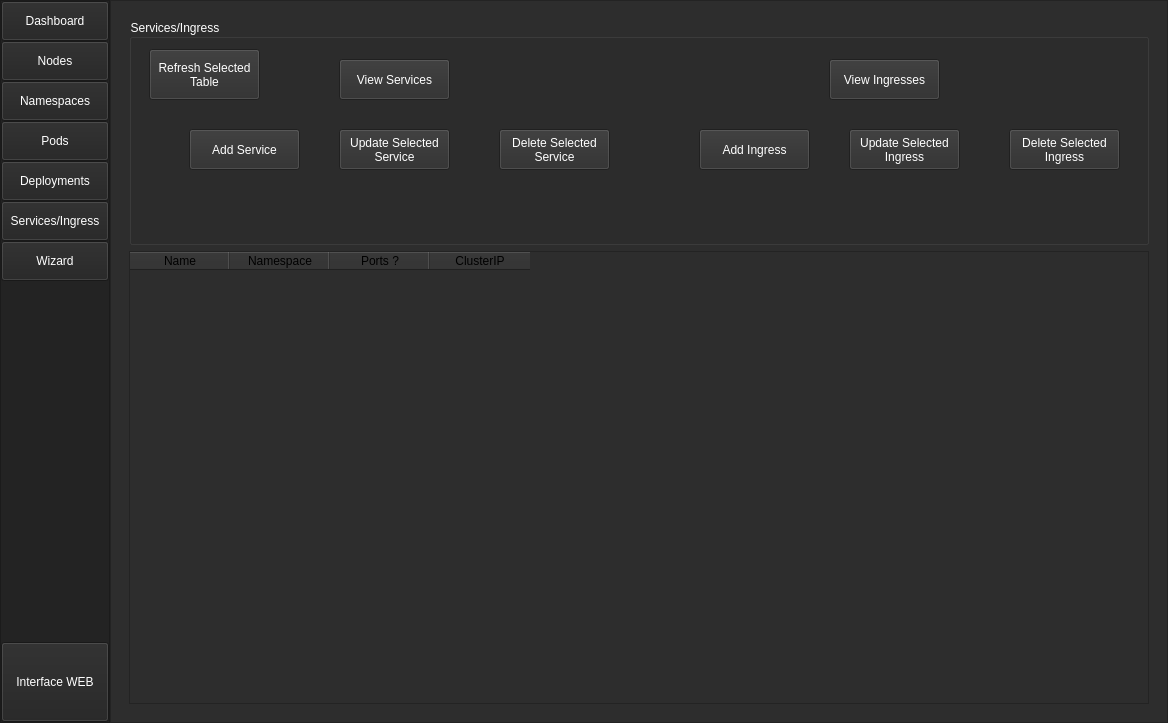
Before: the Qt Designer form UI/ui_main.ui in monico18/LTI2-Kubernetes-Controller, drawn with Qt 5.
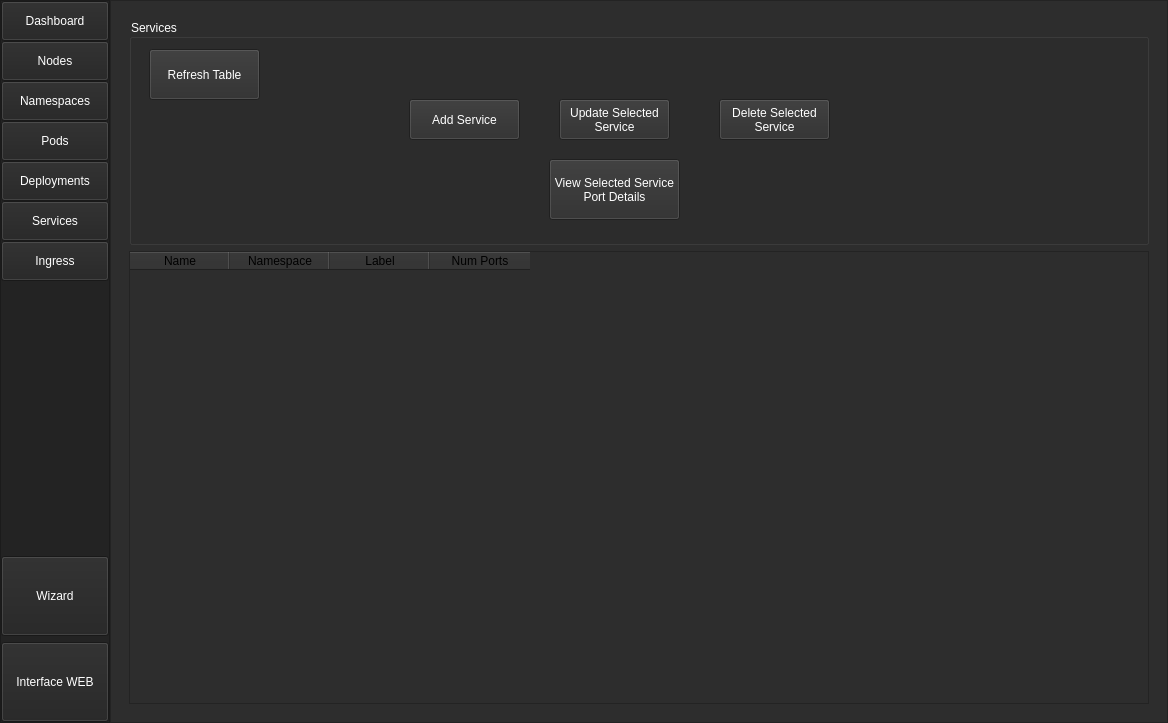
After: the same form once the commit is applied. The open tabs and pages were chosen to show the change.

What changed in the file:
```diff
--- a/UI/ui_main.ui
+++ b/UI/ui_main.ui
@@ -1132,7 +1132,7 @@
                 <string notr="true"/>
                </property>
                <property name="text">
-                <string>Services/Ingress</string>
+                <string>Services</string>
                </property>
               </widget>
              </item>
@@ -1266,13 +1266,198 @@
                 <string notr="true"/>
                </property>
                <property name="text">
-                <string>Wizard</string>
+                <string>Ingress</string>
                </property>
               </widget>
              </item>
             </layout>
            </widget>
           </item>
+          <item>
+           <widget class="QPushButton" name="pushButton">
+            <property name="minimumSize">
+             <size>
+              <width>0</width>
+              <height>80</height>
+             </size>
+            </property>
+            <property name="palette">
+             <palette>
+              <active>
+               <colorrole role="WindowText">
+                <brush brushstyle="SolidPattern">
+                 <color alpha="255">
+                  <red>255</red>
+                  <green>255</green>
+                  <blue>255</blue>
+                 </color>
+                </brush>
+               </colorrole>
+               <colorrole role="Button">
+                <brush brushstyle="SolidPattern">
+                 <color alpha="255">
+                  <red>35</red>
+                  <green>35</green>
+                  <blue>35</blue>
+                 </color>
+                </brush>
+               </colorrole>
+               <colorrole role="Text">
+                <brush brushstyle="SolidPattern">
+                 <color alpha="255">
+                  <red>255</red>
+                  <green>255</green>
+                  <blue>255</blue>
+                 </color>
+                </brush>
+               </colorrole>
+               <colorrole role="ButtonText">
+                <brush brushstyle="SolidPattern">
+                 <color alpha="255">
+                  <red>255</red>
+                  <green>255</green>
+                  <blue>255</blue>
+                 </color>
+                </brush>
+               </colorrole>
+               <colorrole role="Base">
+                <brush brushstyle="SolidPattern">
+                 <color alpha="255">
+                  <red>35</red>
+                  <green>35</green>
+                  <blue>35</blue>
+                 </color>
+                </brush>
+               </colorrole>
+               <colorrole role="Window">
+                <brush brushstyle="SolidPattern">
+                 <color alpha="255">
+                  <red>35</red>
+                  <green>35</green>
+                  <blue>35</blue>
+                 </color>
+                </brush>
+               </colorrole>
+              </active>
+              <inactive>
+               <colorrole role="WindowText">
+                <brush brushstyle="SolidPattern">
+                 <color alpha="255">
+                  <red>255</red>
+                  <green>255</green>
+                  <blue>255</blue>
+                 </color>
+                </brush>
+               </colorrole>
+               <colorrole role="Button">
+                <brush brushstyle="SolidPattern">
+                 <color alpha="255">
+                  <red>35</red>
+                  <green>35</green>
+                  <blue>35</blue>
+                 </color>
+                </brush>
+               </colorrole>
+               <colorrole role="Text">
+                <brush brushstyle="SolidPattern">
+                 <color alpha="255">
+                  <red>255</red>
+                  <green>255</green>
+                  <blue>255</blue>
+                 </color>
+                </brush>
+               </colorrole>
+               <colorrole role="ButtonText">
+                <brush brushstyle="SolidPattern">
+                 <color alpha="255">
+                  <red>255</red>
+                  <green>255</green>
+                  <blue>255</blue>
+                 </color>
+                </brush>
+               </colorrole>
+               <colorrole role="Base">
+                <brush brushstyle="SolidPattern">
+                 <color alpha="255">
+                  <red>35</red>
+                  <green>35</green>
+                  <blue>35</blue>
+                 </color>
+                </brush>
+               </colorrole>
+               <colorrole role="Window">
+                <brush brushstyle="SolidPattern">
+                 <color alpha="255">
+                  <red>35</red>
+                  <green>35</green>
+                  <blue>35</blue>
+                 </color>
+                </brush>
+               </colorrole>
+              </inactive>
+              <disabled>
+               <colorrole role="WindowText">
+                <brush brushstyle="SolidPattern">
+                 <color alpha="255">
+                  <red>120</red>
+                  <green>120</green>
+                  <blue>120</blue>
+                 </color>
+                </brush>
+               </colorrole>
+               <colorrole role="Button">
+                <brush brushstyle="SolidPattern">
+                 <color alpha="255">
+                  <red>35</red>
+                  <green>35</green>
+                  <blue>35</blue>
+                 </color>
+                </brush>
+               </colorrole>
+               <colorrole role="Text">
+                <brush brushstyle="SolidPattern">
+                 <color alpha="255">
+                  <red>120</red>
+                  <green>120</green>
+                  <blue>120</blue>
+                 </color>
+                </brush>
+               </colorrole>
+               <colorrole role="ButtonText">
+                <brush brushstyle="SolidPattern">
+                 <color alpha="255">
+                  <red>120</red>
+                  <green>120</green>
+                  <blue>120</blue>
+                 </color>
+                </brush>
+               </colorrole>
+               <colorrole role="Base">
+                <brush brushstyle="SolidPattern">
+                 <color alpha="255">
+                  <red>35</red>
+                  <green>35</green>
+                  <blue>35</blue>
+                 </color>
+                </brush>
+               </colorrole>
+               <colorrole role="Window">
+                <brush brushstyle="SolidPattern">
+                 <color alpha="255">
+                  <red>35</red>
+                  <green>35</green>
+                  <blue>35</blue>
+                 </color>
+                </brush>
+               </colorrole>
+              </disabled>
+             </palette>
+            </property>
+            <property name="text">
+             <string>Wizard</string>
+            </property>
+           </widget>
+          </item>
           <item>
            <widget class="QPushButton" name="btn_WEB">
             <property name="minimumSize">
@@ -5435,275 +5620,13 @@
                  </palette>
                 </property>
                 <property name="title">
-                 <string>Services/Ingress</string>
+                 <string>Services</string>
                 </property>
                 <widget class="QPushButton" name="btn_view_services">
                  <property name="geometry">
                   <rect>
-                   <x>210</x>
-                   <y>40</y>
-                   <width>111</width>
-                   <height>41</height>
-                  </rect>
-                 </property>
-                 <property name="palette">
-                  <palette>
-                   <active>
-                    <colorrole role="Button">
-                     <brush brushstyle="SolidPattern">
-                      <color alpha="255">
-                       <red>45</red>
-                       <green>45</green>
-                       <blue>45</blue>
-                      </color>
-                     </brush>
-                    </colorrole>
-                    <colorrole role="ButtonText">
-                     <brush brushstyle="SolidPattern">
-                      <color alpha="255">
-                       <red>255</red>
-                       <green>255</green>
-                       <blue>255</blue>
-                      </color>
-                     </brush>
-                    </colorrole>
-                    <colorrole role="Base">
-                     <brush brushstyle="SolidPattern">
-                      <color alpha="255">
-                       <red>45</red>
-                       <green>45</green>
-                       <blue>45</blue>
-                      </color>
-                     </brush>
-                    </colorrole>
-                    <colorrole role="Window">
-                     <brush brushstyle="SolidPattern">
-                      <color alpha="255">
-                       <red>45</red>
-                       <green>45</green>
-                       <blue>45</blue>
-                      </color>
-                     </brush>
-                    </colorrole>
-                   </active>
-                   <inactive>
-                    <colorrole role="Button">
-                     <brush brushstyle="SolidPattern">
-                      <color alpha="255">
-                       <red>45</red>
-                       <green>45</green>
-                       <blue>45</blue>
-                      </color>
-                     </brush>
-                    </colorrole>
-                    <colorrole role="ButtonText">
-                     <brush brushstyle="SolidPattern">
-                      <color alpha="255">
-                       <red>255</red>
-                       <green>255</green>
-                       <blue>255</blue>
-                      </color>
-                     </brush>
-                    </colorrole>
-                    <colorrole role="Base">
-                     <brush brushstyle="SolidPattern">
-                      <color alpha="255">
-                       <red>45</red>
-                       <green>45</green>
-                       <blue>45</blue>
-                      </color>
-                     </brush>
-                    </colorrole>
-                    <colorrole role="Window">
-                     <brush brushstyle="SolidPattern">
-                      <color alpha="255">
-                       <red>45</red>
-                       <green>45</green>
-                       <blue>45</blue>
-                      </color>
-                     </brush>
-                    </colorrole>
-                   </inactive>
-                   <disabled>
-                    <colorrole role="Button">
-                     <brush brushstyle="SolidPattern">
-                      <color alpha="255">
-                       <red>45</red>
-                       <green>45</green>
-                       <blue>45</blue>
-                      </color>
-                     </brush>
-                    </colorrole>
-                    <colorrole role="ButtonText">
-                     <brush brushstyle="SolidPattern">
-                      <color alpha="255">
-                       <red>120</red>
-                       <green>120</green>
-                       <blue>120</blue>
-                      </color>
-                     </brush>
-                    </colorrole>
-                    <colorrole role="Base">
-                     <brush brushstyle="SolidPattern">
-                      <color alpha="255">
-                       <red>45</red>
-                       <green>45</green>
-                       <blue>45</blue>
-                      </color>
-                     </brush>
-                    </colorrole>
-                    <colorrole role="Window">
-                     <brush brushstyle="SolidPattern">
-                      <color alpha="255">
-                       <red>45</red>
-                       <green>45</green>
-                       <blue>45</blue>
-                      </color>
-                     </brush>
-                    </colorrole>
-                   </disabled>
-                  </palette>
-                 </property>
-                 <property name="text">
-                  <string>View Services</string>
-                 </property>
-                </widget>
-                <widget class="QPushButton" name="btn_view_ingresses">
-                 <property name="geometry">
-                  <rect>
-                   <x>700</x>
-                   <y>40</y>
-                   <width>111</width>
-                   <height>41</height>
-                  </rect>
-                 </property>
-                 <property name="palette">
-                  <palette>
-                   <active>
-                    <colorrole role="Button">
-                     <brush brushstyle="SolidPattern">
-                      <color alpha="255">
-                       <red>45</red>
-                       <green>45</green>
-                       <blue>45</blue>
-                      </color>
-                     </brush>
-                    </colorrole>
-                    <colorrole role="ButtonText">
-                     <brush brushstyle="SolidPattern">
-                      <color alpha="255">
-                       <red>255</red>
-                       <green>255</green>
-                       <blue>255</blue>
-                      </color>
-                     </brush>
-                    </colorrole>
-                    <colorrole role="Base">
-                     <brush brushstyle="SolidPattern">
-                      <color alpha="255">
-                       <red>45</red>
-                       <green>45</green>
-                       <blue>45</blue>
-                      </color>
-                     </brush>
-                    </colorrole>
-                    <colorrole role="Window">
-                     <brush brushstyle="SolidPattern">
-                      <color alpha="255">
-                       <red>45</red>
-                       <green>45</green>
-                       <blue>45</blue>
-                      </color>
-                     </brush>
-                    </colorrole>
-                   </active>
-                   <inactive>
-                    <colorrole role="Button">
-                     <brush brushstyle="SolidPattern">
-                      <color alpha="255">
-                       <red>45</red>
-                       <green>45</green>
-                       <blue>45</blue>
-                      </color>
-                     </brush>
-                    </colorrole>
-                    <colorrole role="ButtonText">
-                     <brush brushstyle="SolidPattern">
-                      <color alpha="255">
-                       <red>255</red>
-                       <green>255</green>
-                       <blue>255</blue>
-                      </color>
-                     </brush>
-                    </colorrole>
-                    <colorrole role="Base">
-                     <brush brushstyle="SolidPattern">
-                      <color alpha="255">
-                       <red>45</red>
-                       <green>45</green>
-                       <blue>45</blue>
-                      </color>
-                     </brush>
-                    </colorrole>
-                    <colorrole role="Window">
-                     <brush brushstyle="SolidPattern">
-                      <color alpha="255">
-                       <red>45</red>
-                       <green>45</green>
-                       <blue>45</blue>
-                      </color>
-                     </brush>
-                    </colorrole>
-                   </inactive>
-                   <disabled>
-                    <colorrole role="Button">
-                     <brush brushstyle="SolidPattern">
-                      <color alpha="255">
-                       <red>45</red>
-                       <green>45</green>
-                       <blue>45</blue>
-                      </color>
-                     </brush>
-                    </colorrole>
-                    <colorrole role="ButtonText">
-                     <brush brushstyle="SolidPattern">
-                      <color alpha="255">
-                       <red>120</red>
-                       <green>120</green>
-                       <blue>120</blue>
-                      </color>
-                     </brush>
-                    </colorrole>
-                    <colorrole role="Base">
-                     <brush brushstyle="SolidPattern">
-                      <color alpha="255">
-                       <red>45</red>
-                       <green>45</green>
-                       <blue>45</blue>
-                      </color>
-                     </brush>
-                    </colorrole>
-                    <colorrole role="Window">
-                     <brush brushstyle="SolidPattern">
-                      <color alpha="255">
-                       <red>45</red>
-                       <green>45</green>
-                       <blue>45</blue>
-                      </color>
-                     </brush>
-                    </colorrole>
-                   </disabled>
-                  </palette>
-                 </property>
-                 <property name="text">
-                  <string>View Ingresses</string>
-                 </property>
-                </widget>
-                <widget class="QPushButton" name="btn_view_services_2">
-                 <property name="geometry">
-                  <rect>
-                   <x>60</x>
-                   <y>110</y>
+                   <x>280</x>
+                   <y>80</y>
                    <width>111</width>
                    <height>41</height>
                   </rect>
@@ -5833,8 +5756,8 @@
                 <widget class="QPushButton" name="btn_view_services_3">
                  <property name="geometry">
                   <rect>
-                   <x>210</x>
-                   <y>110</y>
+                   <x>430</x>
+                   <y>80</y>
                    <width>111</width>
                    <height>41</height>
                   </rect>
@@ -5965,8 +5888,8 @@
                 <widget class="QPushButton" name="btn_view_services_4">
                  <property name="geometry">
                   <rect>
-                   <x>370</x>
-                   <y>110</y>
+                   <x>590</x>
+                   <y>80</y>
                    <width>111</width>
                    <height>41</height>
                   </rect>
@@ -6094,402 +6017,7 @@
 Service</string>
                  </property>
                 </widget>
-                <widget class="QPushButton" name="btn_view_services_5">
-                 <property name="geometry">
-                  <rect>
-                   <x>880</x>
-                   <y>110</y>
-                   <width>111</width>
-                   <height>41</height>
-                  </rect>
-                 </property>
-                 <property name="palette">
-                  <palette>
-                   <active>
-                    <colorrole role="Button">
-                     <brush brushstyle="SolidPattern">
-                      <color alpha="255">
-                       <red>45</red>
-                       <green>45</green>
-                       <blue>45</blue>
-                      </color>
-                     </brush>
-                    </colorrole>
-                    <colorrole role="ButtonText">
-                     <brush brushstyle="SolidPattern">
-                      <color alpha="255">
-                       <red>255</red>
-                       <green>255</green>
-                       <blue>255</blue>
-                      </color>
-                     </brush>
-                    </colorrole>
-                    <colorrole role="Base">
-                     <brush brushstyle="SolidPattern">
-                      <color alpha="255">
-                       <red>45</red>
-                       <green>45</green>
-                       <blue>45</blue>
-                      </color>
-                     </brush>
-                    </colorrole>
-                    <colorrole role="Window">
-                     <brush brushstyle="SolidPattern">
-                      <color alpha="255">
-                       <red>45</red>
-                       <green>45</green>
-                       <blue>45</blue>
-                      </color>
-                     </brush>
-                    </colorrole>
-                   </active>
-                   <inactive>
-                    <colorrole role="Button">
-                     <brush brushstyle="SolidPattern">
-                      <color alpha="255">
-                       <red>45</red>
-                       <green>45</green>
-                       <blue>45</blue>
-                      </color>
-                     </brush>
-                    </colorrole>
-                    <colorrole role="ButtonText">
-                     <brush brushstyle="SolidPattern">
-                      <color alpha="255">
-                       <red>255</red>
-                       <green>255</green>
-                       <blue>255</blue>
-                      </color>
-                     </brush>
-                    </colorrole>
-                    <colorrole role="Base">
-                     <brush brushstyle="SolidPattern">
-                      <color alpha="255">
-                       <red>45</red>
-                       <green>45</green>
-                       <blue>45</blue>
-                      </color>
-                     </brush>
-                    </colorrole>
-                    <colorrole role="Window">
-                     <brush brushstyle="SolidPattern">
-                      <color alpha="255">
-                       <red>45</red>
-                       <green>45</green>
-                       <blue>45</blue>
-                      </color>
-                     </brush>
-                    </colorrole>
-                   </inactive>
-                   <disabled>
-                    <colorrole role="Button">
-                     <brush brushstyle="SolidPattern">
-                      <color alpha="255">
-                       <red>45</red>
-                       <green>45</green>
-                       <blue>45</blue>
-                      </color>
-                     </brush>
-                    </colorrole>
-                    <colorrole role="ButtonText">
-                     <brush brushstyle="SolidPattern">
-                      <color alpha="255">
-                       <red>120</red>
-                       <green>120</green>
-                       <blue>120</blue>
-                      </color>
-                     </brush>
-                    </colorrole>
-                    <colorrole role="Base">
-                     <brush brushstyle="SolidPattern">
-                      <color alpha="255">
-                       <red>45</red>
-                       <green>45</green>
-                       <blue>45</blue>
-                      </color>
-                     </brush>
-                    </colorrole>
-                    <colorrole role="Window">
-                     <brush brushstyle="SolidPattern">
-                      <color alpha="255">
-                       <red>45</red>
-                       <green>45</green>
-                       <blue>45</blue>
-                      </color>
-                     </brush>
-                    </colorrole>
-                   </disabled>
-                  </palette>
-                 </property>
-                 <property name="text">
-                  <string>Delete Selected
-Ingress</string>
-                 </property>
-                </widget>
-                <widget class="QPushButton" name="btn_view_services_6">
-                 <property name="geometry">
-                  <rect>
-                   <x>570</x>
-                   <y>110</y>
-                   <width>111</width>
-                   <height>41</height>
-                  </rect>
-                 </property>
-                 <property name="palette">
-                  <palette>
-                   <active>
-                    <colorrole role="Button">
-                     <brush brushstyle="SolidPattern">
-                      <color alpha="255">
-                       <red>45</red>
-                       <green>45</green>
-                       <blue>45</blue>
-                      </color>
-                     </brush>
-                    </colorrole>
-                    <colorrole role="ButtonText">
-                     <brush brushstyle="SolidPattern">
-                      <color alpha="255">
-                       <red>255</red>
-                       <green>255</green>
-                       <blue>255</blue>
-                      </color>
-                     </brush>
-                    </colorrole>
-                    <colorrole role="Base">
-                     <brush brushstyle="SolidPattern">
-                      <color alpha="255">
-                       <red>45</red>
-                       <green>45</green>
-                       <blue>45</blue>
-                      </color>
-                     </brush>
-                    </colorrole>
-                    <colorrole role="Window">
-                     <brush brushstyle="SolidPattern">
-                      <color alpha="255">
-                       <red>45</red>
-                       <green>45</green>
-                       <blue>45</blue>
-                      </color>
-                     </brush>
-                    </colorrole>
-                   </active>
-                   <inactive>
-                    <colorrole role="Button">
-                     <brush brushstyle="SolidPattern">
-                      <color alpha="255">
-                       <red>45</red>
-                       <green>45</green>
-                       <blue>45</blue>
-                      </color>
-                     </brush>
-                    </colorrole>
-                    <colorrole role="ButtonText">
-                     <brush brushstyle="SolidPattern">
-                      <color alpha="255">
-                       <red>255</red>
-                       <green>255</green>
-                       <blue>255</blue>
-                      </color>
-                     </brush>
-                    </colorrole>
-                    <colorrole role="Base">
-                     <brush brushstyle="SolidPattern">
-                      <color alpha="255">
-                       <red>45</red>
-                       <green>45</green>
-                       <blue>45</blue>
-                      </color>
-                     </brush>
-                    </colorrole>
-                    <colorrole role="Window">
-                     <brush brushstyle="SolidPattern">
-                      <color alpha="255">
-                       <red>45</red>
-                       <green>45</green>
-                       <blue>45</blue>
-                      </color>
-                     </brush>
-                    </colorrole>
-                   </inactive>
-                   <disabled>
-                    <colorrole role="Button">
-                     <brush brushstyle="SolidPattern">
-                      <color alpha="255">
-                       <red>45</red>
-                       <green>45</green>
-                       <blue>45</blue>
-                      </color>
-                     </brush>
-                    </colorrole>
-                    <colorrole role="ButtonText">
-                     <brush brushstyle="SolidPattern">
-                      <color alpha="255">
-                       <red>120</red>
-                       <green>120</green>
-                       <blue>120</blue>
-                      </color>
-                     </brush>
-                    </colorrole>
-                    <colorrole role="Base">
-                     <brush brushstyle="SolidPattern">
-                      <color alpha="255">
-                       <red>45</red>
-                       <green>45</green>
-                       <blue>45</blue>
-                      </color>
-                     </brush>
-                    </colorrole>
-                    <colorrole role="Window">
-                     <brush brushstyle="SolidPattern">
-                      <color alpha="255">
-                       <red>45</red>
-                       <green>45</green>
-                       <blue>45</blue>
-                      </color>
-                     </brush>
-                    </colorrole>
-                   </disabled>
-                  </palette>
-                 </property>
-                 <property name="text">
-                  <string>Add Ingress</string>
-                 </property>
-                </widget>
-                <widget class="QPushButton" name="btn_view_services_7">
-                 <property name="geometry">
-                  <rect>
-                   <x>720</x>
-                   <y>110</y>
-                   <width>111</width>
-                   <height>41</height>
-                  </rect>
-                 </property>
-                 <property name="palette">
-                  <palette>
-                   <active>
-                    <colorrole role="Button">
-                     <brush brushstyle="SolidPattern">
-                      <color alpha="255">
-                       <red>45</red>
-                       <green>45</green>
-                       <blue>45</blue>
-                      </color>
-                     </brush>
-                    </colorrole>
-                    <colorrole role="ButtonText">
-                     <brush brushstyle="SolidPattern">
-                      <color alpha="255">
-                       <red>255</red>
-                       <green>255</green>
-                       <blue>255</blue>
-                      </color>
-                     </brush>
-                    </colorrole>
-                    <colorrole role="Base">
-                     <brush brushstyle="SolidPattern">
-                      <color alpha="255">
-                       <red>45</red>
-                       <green>45</green>
-                       <blue>45</blue>
-                      </color>
-                     </brush>
-                    </colorrole>
-                    <colorrole role="Window">
-                     <brush brushstyle="SolidPattern">
-                      <color alpha="255">
-                       <red>45</red>
-                       <green>45</green>
-                       <blue>45</blue>
-                      </color>
-                     </brush>
-                    </colorrole>
-                   </active>
-                   <inactive>
-                    <colorrole role="Button">
-                     <brush brushstyle="SolidPattern">
-                      <color alpha="255">
-                       <red>45</red>
-                       <green>45</green>
-                       <blue>45</blue>
-                      </color>
-                     </brush>
-                    </colorrole>
-                    <colorrole role="ButtonText">
-                     <brush brushstyle="SolidPattern">
-                      <color alpha="255">
-                       <red>255</red>
-                       <green>255</green>
-                       <blue>255</blue>
-                      </color>
-                     </brush>
-                    </colorrole>
-                    <colorrole role="Base">
-                     <brush brushstyle="SolidPattern">
-                      <color alpha="255">
-                       <red>45</red>
-                       <green>45</green>
-                       <blue>45</blue>
-                      </color>
-                     </brush>
-                    </colorrole>
-                    <colorrole role="Window">
-                     <brush brushstyle="SolidPattern">
-                      <color alpha="255">
-                       <red>45</red>
-                       <green>45</green>
-                       <blue>45</blue>
-                      </color>
-                     </brush>
-                    </colorrole>
-                   </inactive>
-                   <disabled>
-                    <colorrole role="Button">
-                     <brush brushstyle="SolidPattern">
-                      <color alpha="255">
-                       <red>45</red>
-                       <green>45</green>
-                       <blue>45</blue>
-                      </color>
-                     </brush>
-                    </colorrole>
-                    <colorrole role="ButtonText">
-                     <brush brushstyle="SolidPattern">
-                      <color alpha="255">
-                       <red>120</red>
-                       <green>120</green>
-                       <blue>120</blue>
-                      </color>
-                     </brush>
-                    </colorrole>
-                    <colorrole role="Base">
-                     <brush brushstyle="SolidPattern">
-                      <color alpha="255">
-                       <red>45</red>
-                       <green>45</green>
-                       <blue>45</blue>
-                      </color>
-                     </brush>
-                    </colorrole>
-                    <colorrole role="Window">
-                     <brush brushstyle="SolidPattern">
-                      <color alpha="255">
-                       <red>45</red>
-                       <green>45</green>
-                       <blue>45</blue>
-                      </color>
-                     </brush>
-                    </colorrole>
-                   </disabled>
-                  </palette>
-                 </property>
-                 <property name="text">
-                  <string>Update Selected
-Ingress</string>
-                 </property>
-                </widget>
-                <widget class="QPushButton" name="btn_refresh_SI_table">
+                <widget class="QPushButton" name="btn_refresh_services_table">
                  <property name="geometry">
                   <rect>
                    <x>20</x>
@@ -6617,8 +6145,139 @@
                   </palette>
                  </property>
                  <property name="text">
-                  <string>Refresh Selected
-Table</string>
+                  <string>Refresh Table</string>
+                 </property>
+                </widget>
+                <widget class="QPushButton" name="btn_pod_container_details_2">
+                 <property name="geometry">
+                  <rect>
+                   <x>420</x>
+                   <y>140</y>
+                   <width>131</width>
+                   <height>61</height>
+                  </rect>
+                 </property>
+                 <property name="palette">
+                  <palette>
+                   <active>
+                    <colorrole role="Button">
+                     <brush brushstyle="SolidPattern">
+                      <color alpha="255">
+                       <red>45</red>
+                       <green>45</green>
+                       <blue>45</blue>
+                      </color>
+                     </brush>
+                    </colorrole>
+                    <colorrole role="ButtonText">
+                     <brush brushstyle="SolidPattern">
+                      <color alpha="255">
+                       <red>255</red>
+                       <green>255</green>
+                       <blue>255</blue>
+                      </color>
+                     </brush>
+                    </colorrole>
+                    <colorrole role="Base">
+                     <brush brushstyle="SolidPattern">
+                      <color alpha="255">
+                       <red>45</red>
+                       <green>45</green>
+                       <blue>45</blue>
+                      </color>
+                     </brush>
+                    </colorrole>
+                    <colorrole role="Window">
+                     <brush brushstyle="SolidPattern">
+                      <color alpha="255">
+                       <red>45</red>
+                       <green>45</green>
+                       <blue>45</blue>
+                      </color>
+                     </brush>
+                    </colorrole>
+                   </active>
+                   <inactive>
+                    <colorrole role="Button">
+                     <brush brushstyle="SolidPattern">
+                      <color alpha="255">
+                       <red>45</red>
+                       <green>45</green>
+                       <blue>45</blue>
+                      </color>
+                     </brush>
+                    </colorrole>
+                    <colorrole role="ButtonText">
+                     <brush brushstyle="SolidPattern">
+                      <color alpha="255">
+                       <red>255</red>
+                       <green>255</green>
+                       <blue>255</blue>
+                      </color>
+                     </brush>
+                    </colorrole>
+                    <colorrole role="Base">
+                     <brush brushstyle="SolidPattern">
+                      <color alpha="255">
+                       <red>45</red>
+                       <green>45</green>
+                       <blue>45</blue>
+                      </color>
+                     </brush>
+                    </colorrole>
+                    <colorrole role="Window">
+                     <brush brushstyle="SolidPattern">
+                      <color alpha="255">
+                       <red>45</red>
+                       <green>45</green>
+                       <blue>45</blue>
+                      </color>
+                     </brush>
+                    </colorrole>
+                   </inactive>
+                   <disabled>
+                    <colorrole role="Button">
+                     <brush brushstyle="SolidPattern">
+                      <color alpha="255">
+                       <red>45</red>
+                       <green>45</green>
+                       <blue>45</blue>
+                      </color>
+                     </brush>
+                    </colorrole>
+                    <colorrole role="ButtonText">
+                     <brush brushstyle="SolidPattern">
+                      <color alpha="255">
+                       <red>120</red>
+                       <green>120</green>
+                       <blue>120</blue>
+                      </color>
+                     </brush>
+                    </colorrole>
+                    <colorrole role="Base">
+                     <brush brushstyle="SolidPattern">
+                      <color alpha="255">
+                       <red>45</red>
+                       <green>45</green>
+                       <blue>45</blue>
+                      </color>
+                     </brush>
+                    </colorrole>
+                    <colorrole role="Window">
+                     <brush brushstyle="SolidPattern">
+                      <color alpha="255">
+                       <red>45</red>
+                       <green>45</green>
+                       <blue>45</blue>
+                      </color>
+                     </brush>
+                    </colorrole>
+                   </disabled>
+                  </palette>
+                 </property>
+                 <property name="text">
+                  <string>View Selected Service
+Port Details</string>
                  </property>
                 </widget>
                </widget>
@@ -7061,12 +6720,12 @@
                 </column>
                 <column>
                  <property name="text">
-                  <string>Ports ?</string>
+                  <string>Label</string>
                  </property>
                 </column>
                 <column>
                  <property name="text">
-                  <string>ClusterIP</string>
+                  <string>Num Ports</string>
                  </property>
                 </column>
                </widget>
```
Left out of the diff: 187 changed lines with no effect on the pictures.
